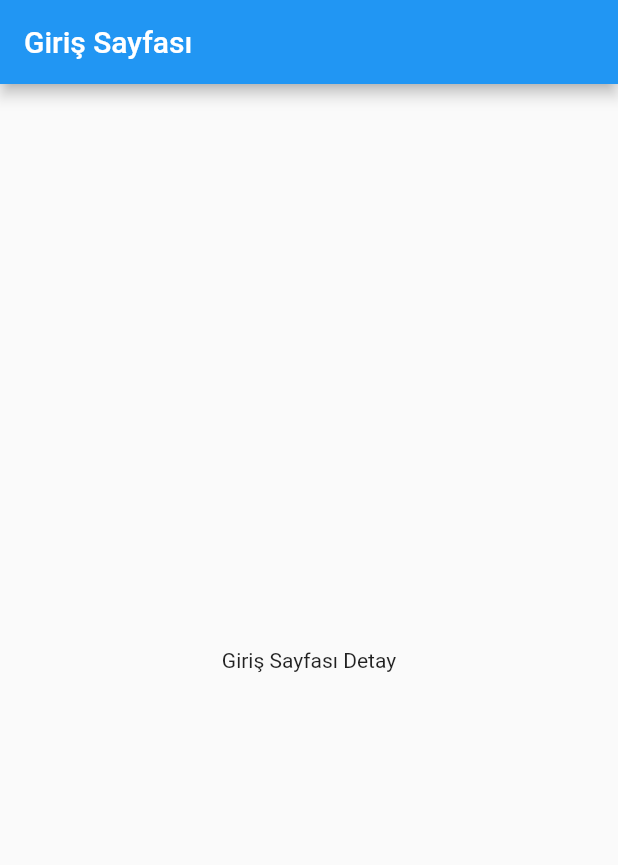
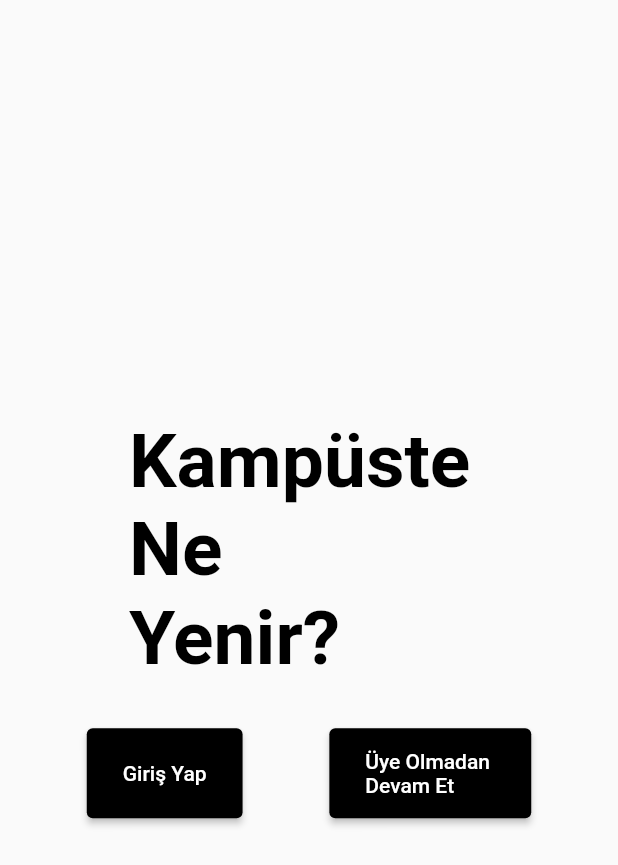
Before and after one commit to Application101/kampuste-ne-yenir-, a Flutter app: the screen it shows after launch, on a phone screen of 412 x 824 dp. Shown: the top 865 px of the screen. Run offline on Flutter 3.47's test engine with Material 2 defaults, Android fonts, the phone set to English and light mode, and no system bars.

Commit message:
Added initial pages

```diff
--- /dev/null
+++ b/lib/entry.dart
@@ -0,0 +1,32 @@
+import 'package:flutter/material.dart';
+
+class CampusApp extends StatefulWidget {
+  const CampusApp({ Key? key }) : super(key: key);
+
+  @override
+  State<CampusApp> createState() => _CampusAppState();
+}
+
+class _CampusAppState extends State<CampusApp> {
+  @override
+  Widget build(BuildContext context) {
+    return Scaffold(
+      body: Row(
+        crossAxisAlignment: CrossAxisAlignment.center,
+        children: [
+          Container(
+            color: Colors.white,
+            height: 100,
+            width: 100,
+
+          ),
+          Container(
+            color: Colors.white,
+            height: 100,
+            width: 100,
+          ),
+        ],),
+
+    );
+  }
+}
--- a/lib/home.dart
+++ b/lib/home.dart
@@ -1,17 +1,69 @@
 import 'package:flutter/material.dart';
 
-class Home extends StatelessWidget {
-  const Home({Key? key}) : super(key: key);
+import 'campus_page_list.dart';
+// import 'campus_page_list.dart';
+
+class CampusApp extends StatefulWidget {
+  const CampusApp({Key? key}) : super(key: key);
 
   @override
+  State<CampusApp> createState() => _CampusAppState();
+}
+
+class _CampusAppState extends State<CampusApp> {
+  @override
   Widget build(BuildContext context) {
-
-   return Scaffold(
-     appBar: AppBar(
-       title: const Text("Giriş Sayfası"),
-     ),
-     body: Center(child: Text("Giriş Sayfası Detay")),
-   );
+    return Scaffold(
+        // backgroundColor: Colors.deepOrange,
+        body: Column(
+      mainAxisAlignment: MainAxisAlignment.center,
+      children: [
+        const Text(
+          'Kampüste \nNe \nYenir?',
+          style: TextStyle(color: Colors.black, fontWeight: FontWeight.w600, fontSize: 50),
+        ),
+        const SizedBox(
+          height: 30,
+        ),
+        Row(
+          crossAxisAlignment: CrossAxisAlignment.center,
+          mainAxisAlignment: MainAxisAlignment.spaceEvenly,
+          children: [
+            ElevatedButton(
+              style: ElevatedButton.styleFrom(
+                primary: Colors.black, // Background color
+                minimumSize: const Size(60, 60),
+              ),
+              onPressed: () {
+                Navigator.push(
+                  context,
+                  MaterialPageRoute(builder: (context) => CampusPage()),
+                );
+              },
+              child: const Padding(
+                padding: EdgeInsets.all(8.0),
+                child: Text('Giriş Yap'),
+              ),
+            ),
+            ElevatedButton(
+              style: ElevatedButton.styleFrom(
+                primary: Colors.black, // Background color
+                minimumSize: const Size(60, 60),
+              ),
+              onPressed: () {
+                Navigator.push(
+                  context,
+                  MaterialPageRoute(builder: (context) => CampusPage()),
+                );
+              },
+              child: const Padding(
+                padding: EdgeInsets.all(8.0),
+                child: Text('Üye Olmadan \nDevam Et'),
+              ),
+            ),
+          ],
+        ),
+      ],
+    ));
   }
-
 }
--- a/lib/main.dart
+++ b/lib/main.dart
@@ -10,12 +10,10 @@ class MyApp extends StatelessWidget {
 
   @override
   Widget build(BuildContext context) {
-    return MaterialApp(
+    return const MaterialApp(
+      debugShowCheckedModeBanner: false,
       title: 'Flutter Demo',
-      theme: ThemeData(
-        primarySwatch: Colors.blue,
-      ),
-      home: const Home(),
+      home:  CampusApp(),
     );
   }
 }
```
Also changed, not shown: lib/campus_page_list.dart (added, +79 -0 lines).
